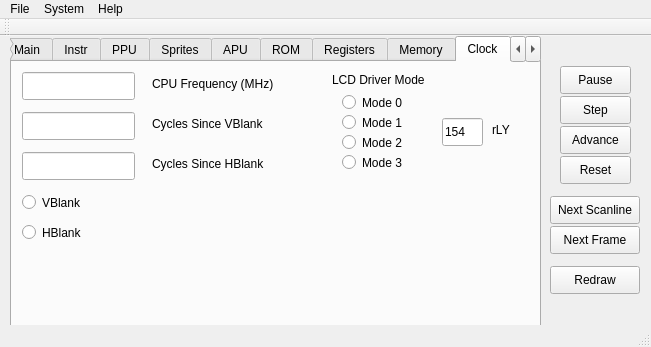
cthornsb/OtterGB, file qtfiles/mainwindow.ui: the form before one commit.
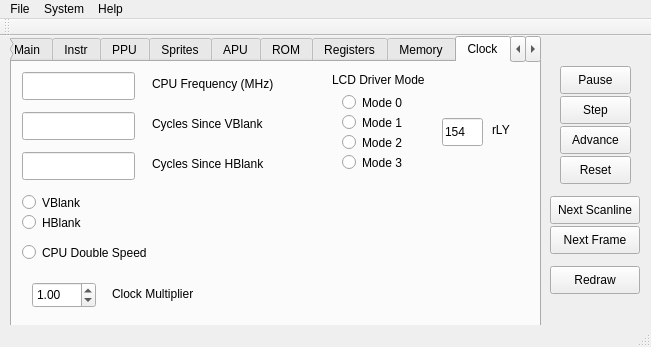
The form after the commit. The open tabs and pages were chosen to show the change.

Commit message: Added clock multiplier to debugger

What changed in the file:
```diff
--- a/qtfiles/mainwindow.ui
+++ b/qtfiles/mainwindow.ui
@@ -863,25 +863,6 @@
        <string>PC</string>
       </property>
      </widget>
-     <widget class="QRadioButton" name="radioButton_CurrentSpeed">
-      <property name="geometry">
-       <rect>
-        <x>120</x>
-        <y>20</y>
-        <width>121</width>
-        <height>21</height>
-       </rect>
-      </property>
-      <property name="text">
-       <string>CPU Speed</string>
-      </property>
-      <property name="checkable">
-       <bool>true</bool>
-      </property>
-      <property name="autoExclusive">
-       <bool>false</bool>
-      </property>
-     </widget>
      <widget class="QLineEdit" name="lineEdit_rF">
       <property name="geometry">
        <rect>
@@ -2747,7 +2728,7 @@
       <property name="geometry">
        <rect>
         <x>10</x>
-        <y>160</y>
+        <y>150</y>
         <width>104</width>
         <height>21</height>
        </rect>
@@ -2788,6 +2769,60 @@
        <string>rLY</string>
       </property>
      </widget>
+     <widget class="QRadioButton" name="radioButton_CurrentSpeed">
+      <property name="geometry">
+       <rect>
+        <x>10</x>
+        <y>180</y>
+        <width>141</width>
+        <height>21</height>
+       </rect>
+      </property>
+      <property name="text">
+       <string>CPU Double Speed</string>
+      </property>
+      <property name="checkable">
+       <bool>true</bool>
+      </property>
+      <property name="autoExclusive">
+       <bool>false</bool>
+      </property>
+     </widget>
+     <widget class="QDoubleSpinBox" name="doubleSpinBox_Clock_Multiplier">
+      <property name="geometry">
+       <rect>
+        <x>20</x>
+        <y>220</y>
+        <width>64</width>
+        <height>26</height>
+       </rect>
+      </property>
+      <property name="toolTip">
+       <string>&lt;html&gt;&lt;head/&gt;&lt;body&gt;&lt;p&gt;Set the &lt;span style=&quot; font-weight:600;&quot;&gt;Framerate Multiplier&lt;/span&gt;&lt;/p&gt;&lt;/body&gt;&lt;/html&gt;</string>
+      </property>
+      <property name="maximum">
+       <double>2.000000000000000</double>
+      </property>
+      <property name="singleStep">
+       <double>0.010000000000000</double>
+      </property>
+      <property name="value">
+       <double>1.000000000000000</double>
+      </property>
+     </widget>
+     <widget class="QLabel" name="label_77">
+      <property name="geometry">
+       <rect>
+        <x>100</x>
+        <y>224</y>
+        <width>131</width>
+        <height>16</height>
+       </rect>
+      </property>
+      <property name="text">
+       <string>Clock Multiplier</string>
+      </property>
+     </widget>
     </widget>
     <widget class="QWidget" name="tab_9">
      <attribute name="title">
```
Left out of the diff: 4 changed lines with no effect on the pictures. The commit also changes 3 other files.
